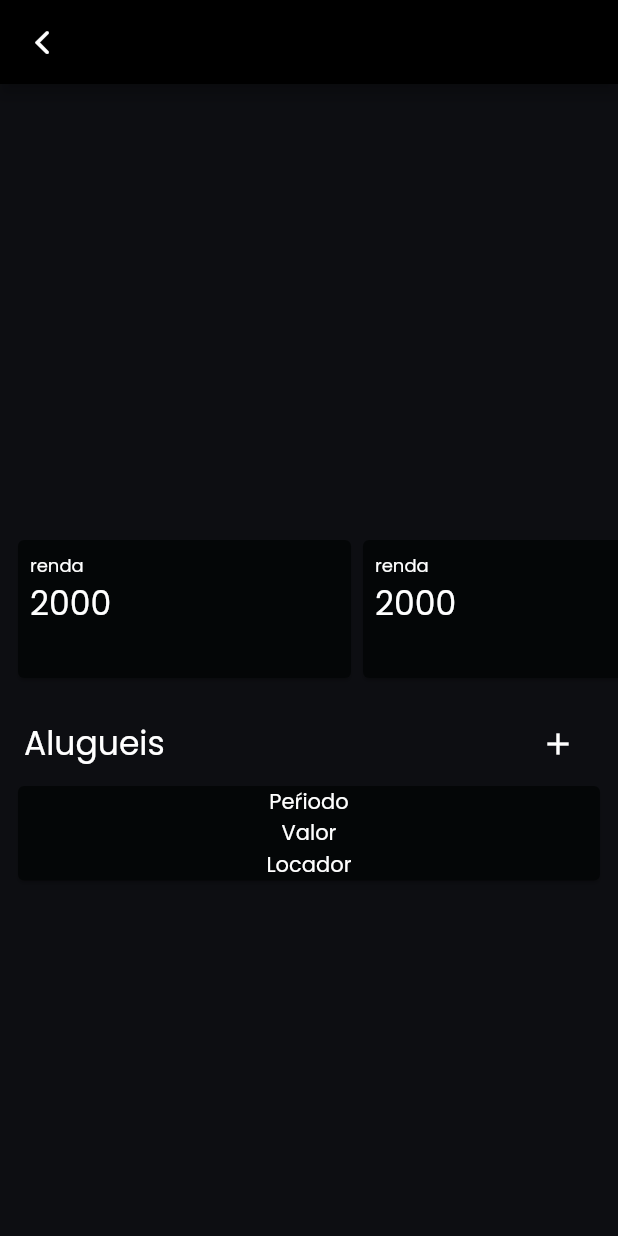
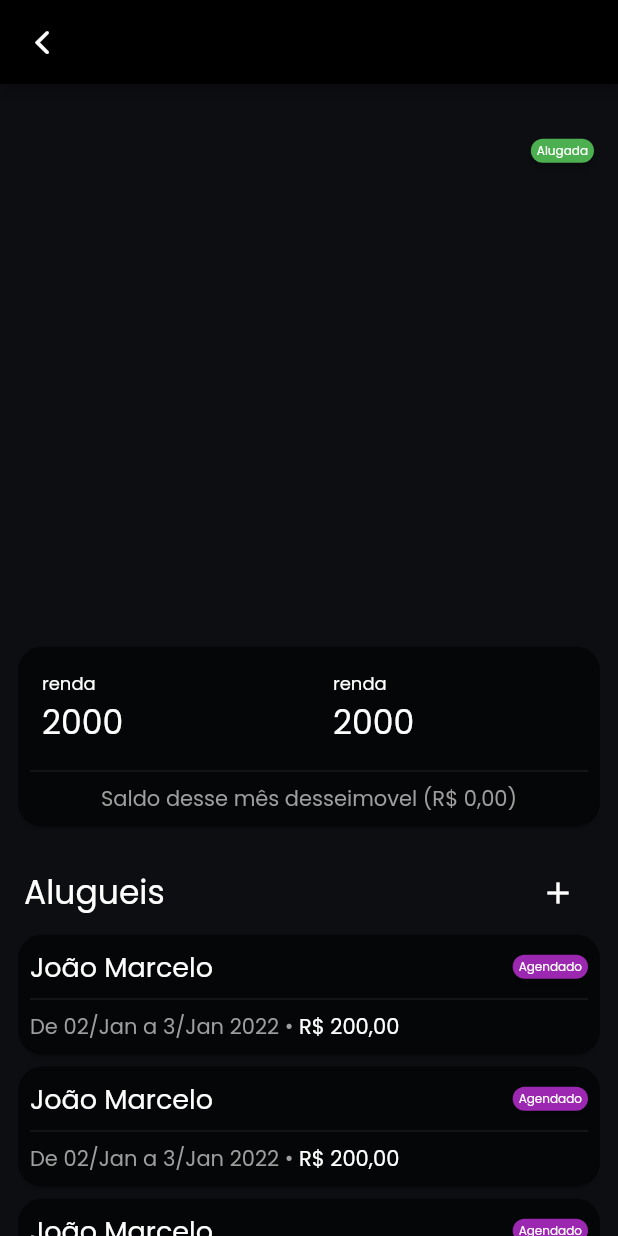
Before and after one commit to juliobissoli/RenterApp, a Flutter app: the PropertieDetail screen opened directly with empty values, on a phone screen of 412 x 824 dp. Run offline on Flutter 3.47's test engine with Material 2 defaults, Android fonts, the light colour scheme and no system bars; drawn by our look-alikes of badges; our stand-ins replace google_fonts, kiwi; network calls fail.

Commit message:
Definição do layout do propertieDetail

```diff
--- /dev/null
+++ b/lib/components/communs/list-imagens.dart
@@ -0,0 +1,25 @@
+import 'package:flutter/material.dart';
+import 'package:renter_app/components/communs/image-box.dart';
+
+class ListImagens extends StatelessWidget {
+  final List<String> list;
+  final double? size;
+  final Axis? modeView;
+  final EdgeInsets? padding;
+  ListImagens(
+      {Key? key, required this.list, this.size, this.modeView, this.padding});
+
+  @override
+  Widget build(BuildContext context) {
+    return ListView(
+      padding: padding ?? const EdgeInsets.all(16.0),
+      scrollDirection: this.modeView ?? Axis.horizontal,
+      children: list
+          .map((el) => Padding(
+                padding: const EdgeInsets.only(right: 16.0),
+                child: ImageBox(url_image: el, size: this.size ?? 60),
+              ))
+          .toList(),
+    );
+  }
+}
--- /dev/null
+++ b/lib/components/communs/title-subtitle.dart
@@ -0,0 +1,15 @@
+import 'package:flutter/widgets.dart';
+
+class TitleSubtitle extends StatelessWidget {
+  @override
+  Widget build(BuildContext context) {
+    return Column(
+      // mainAxisAlignment: MainAxisAlignment.end,
+      crossAxisAlignment: CrossAxisAlignment.start,
+      children: [
+        Text('renda', style: TextStyle(fontSize: 12)),
+        Text('2000', style: TextStyle(fontSize: 22))
+      ],
+    );
+  }
+}
--- /dev/null
+++ b/lib/components/propertie/badge-propertie.dart
@@ -0,0 +1,52 @@
+import 'package:badges/badges.dart';
+import 'package:flutter/material.dart';
+import 'package:renter_app/interfaces/status.dart';
+
+class BadgePropertie extends StatelessWidget {
+  final PropertiesStatus status;
+
+  BadgePropertie({Key? key, required this.status}) : super();
+
+  @override
+  Color handleGetBadjeColor(PropertiesStatus? status) {
+    switch (status) {
+      case PropertiesStatus.RENTED:
+        return Colors.green;
+
+      case PropertiesStatus.MAINTENANCE:
+        return Colors.red;
+
+      case PropertiesStatus.DISABLED:
+        return Colors.grey;
+      default:
+        return Colors.grey;
+    }
+  }
+
+  String handleGetBadjeLabel(PropertiesStatus? status) {
+    switch (status) {
+      case PropertiesStatus.RENTED:
+        return 'Alugada';
+
+      case PropertiesStatus.MAINTENANCE:
+        return 'Manutenção';
+
+      case PropertiesStatus.DISABLED:
+        return 'Desativada';
+      default:
+        return '--';
+    }
+  }
+
+  Widget build(BuildContext context) {
+    return Badge(
+      toAnimate: false,
+      shape: BadgeShape.square,
+      padding: const EdgeInsets.symmetric(horizontal: 4, vertical: 2),
+      badgeColor: handleGetBadjeColor(this.status),
+      borderRadius: BorderRadius.circular(8),
+      badgeContent:
+          Text(handleGetBadjeLabel(this.status), style: TextStyle(fontSize: 8)),
+    );
+  }
+}
--- /dev/null
+++ b/lib/components/propertie/rent_card.dart
@@ -0,0 +1,47 @@
+import 'package:badges/badges.dart';
+import 'package:flutter/material.dart';
+
+class RentCard extends StatelessWidget {
+  @override
+  Widget build(BuildContext context) {
+    return Card(
+      child: Padding(
+        padding: const EdgeInsets.all(8.0),
+        child: Column(
+          children: [
+            Row(
+              mainAxisAlignment: MainAxisAlignment.spaceBetween,
+              children: [
+                Text(
+                  'João Marcelo',
+                  style: TextStyle(fontSize: 18),
+                ),
+                Badge(
+                  toAnimate: false,
+                  shape: BadgeShape.square,
+                  padding:
+                      const EdgeInsets.symmetric(horizontal: 4, vertical: 2),
+                  badgeColor: Colors.purple,
+                  borderRadius: BorderRadius.circular(8),
+                  badgeContent: Text('Agendado', style: TextStyle(fontSize: 8)),
+                )
+              ],
+            ),
+            Divider(),
+            Row(
+              children: [
+                // Divider(),
+                Text(
+                  'De 02/Jan a 3/Jan 2022 • ',
+                  style: TextStyle(color: Colors.grey),
+                ),
+
+                Text('R\$ 200,00')
+              ],
+            )
+          ],
+        ),
+      ),
+    );
+  }
+}
--- a/lib/scream/propertie_detail.dart
+++ b/lib/scream/propertie_detail.dart
@@ -5,8 +5,13 @@ import 'package:renter_app/components/communs/car-buttom.dart';
 import 'package:renter_app/components/communs/card-secondary.dart';
 import 'package:renter_app/components/communs/carrocel_image.dart';
 import 'package:renter_app/components/communs/circular_indicator_default.dart';
+import 'package:renter_app/components/communs/image-box.dart';
+import 'package:renter_app/components/communs/list-imagens.dart';
 import 'package:renter_app/components/communs/title-buttom.dart';
+import 'package:renter_app/components/communs/title-subtitle.dart';
 import 'package:renter_app/components/home/card_balance_propertie.dart';
+import 'package:renter_app/components/propertie/badge-propertie.dart';
+import 'package:renter_app/components/propertie/rent_card.dart';
 import 'package:renter_app/core/controller/properties-controller.dart';
 import 'package:renter_app/core/models/propertie-model.dart';
 import 'package:renter_app/interfaces/status.dart';
@@ -43,7 +48,7 @@ class _PropertieDetailState extends State<PropertieDetail> {
 
     return Scaffold(
         appBar: AppBar(
-            title: Text(propertie_controller.propertirDtatil?.label ?? ''),
+            // title: Text(propertie_controller.propertirDtatil?.label ?? ''),
             leading: IconButton(
           icon: Icon(CupertinoIcons.back),
           onPressed: () => Navigator.of(context).pop(),
@@ -58,58 +63,118 @@ class _PropertieDetailState extends State<PropertieDetail> {
               //  ];
             } else {
               //  children: [
-              return SafeArea(
+              return SingleChildScrollView(
                 child: Column(children: [
-                  Container(
-                    width: double.infinity,
-                    height: 300,
-                    child: CarouselImages(
-                        list:
-                            propertie_controller.propertirDtatil?.images ?? []),
+                  Padding(
+                    padding: const EdgeInsets.all(16.0),
+                    child: Row(
+                      mainAxisAlignment: MainAxisAlignment.spaceBetween,
+                      children: [
+                        Column(
+                          crossAxisAlignment: CrossAxisAlignment.start,
+                          children: [
+                            Text(
+                              propertie_controller.propertirDtatil?.label ?? '',
+                              style: TextStyle(
+                                  fontSize: 24, fontWeight: FontWeight.w200),
+                            ),
+                            Text(
+                              propertie_controller
+                                      .propertirDtatil?.address.label ??
+                                  '',
+                              style: TextStyle(color: Colors.grey),
+                            ),
+                          ],
+                        ),
+                        BadgePropertie(
+                            status: this
+                                    .propertie_controller
+                                    .propertirDtatil
+                                    ?.status ??
+                                PropertiesStatus.RENTED)
+                      ],
+                    ),
                   ),
                   Container(
                     width: double.infinity,
-                    height: MediaQuery.of(context).size.height - 400,
-                    child: ListView(
+                    height: MediaQuery.of(context).size.width - 130,
+                    child: ListImagens(
+                      list: propertie_controller.propertirDtatil?.images ?? [],
+                      size: 230,
+                    ),
+                  ),
+                  // Container(
+                  //   width: double.infinity,
+                  //   height: 300,
+                  //   child: CarouselImages(
+                  //       list:
+                  //           propertie_controller.propertirDtatil?.images ?? []),
+                  // ),
+                  Padding(
+                    padding: const EdgeInsets.symmetric(horizontal: 8.0),
+                    child: Card(
+                      child: Padding(
+                        padding: const EdgeInsets.all(8),
+                        child: Column(
                           children: [
-                        Container(
-                          height: 100,
-                          child: ListView(
-                            scrollDirection: Axis.horizontal,
-                            padding: const EdgeInsets.symmetric(horizontal: 8.0),
+                            Row(
+                              mainAxisAlignment: MainAxisAlignment.spaceAround,
                               children: [
-                              CardBalancePropertie(),
-                              CardBalancePropertie()
+                                Expanded(
+                                  child: Padding(
+                                      padding: const EdgeInsets.all(8),
+                                      child: TitleSubtitle()),
+                                ),
+                                VerticalDivider(
+                                  color: Colors.red,
+                                ),
+                                Expanded(
+                                    child: Padding(
+                                  padding: const EdgeInsets.all(8),
+                                  child: TitleSubtitle(),
+                                ))
+                              ],
+                            ),
+                            Divider(),
+                            Text(
+                              'Saldo desse mês desseimovel (R\$ 0,00)',
+                              style: TextStyle(color: Colors.grey),
+                            ),
                           ],
                         ),
                       ),
-                      SizedBox(height: 16,),
+                    ),
+                  ),
+
+                  SizedBox(
+                    height: 16,
+                  ),
                   Padding(
                     padding: const EdgeInsets.symmetric(horizontal: 16.0),
                     child: Row(
                       mainAxisAlignment: MainAxisAlignment.spaceBetween,
                       children: [
-                              Text('Alugueis', style: TextStyle(fontSize: 22),),
-                              IconButton(onPressed: (){print('Add aluguel');}, icon: Icon(Icons.add))
+                        Text(
+                          'Alugueis',
+                          style: TextStyle(fontSize: 22),
+                        ),
+                        IconButton(
+                            onPressed: () {
+                              print('Add aluguel');
+                            },
+                            icon: Icon(Icons.add))
                       ],
                     ),
                   ),
                   Padding(
                       padding: const EdgeInsets.symmetric(horizontal: 8.0),
-                        child: Card(
-                          child: Column(
-                            children: [
-                              Text('Peŕiodo'),
-                              Text('Valor'),
-                              Text('Locador'),
-                              ],
-                          ),
-                          ),
-                      )
-                      ],
-                    ),
-
-                  )
+                      child: RentCard()),
+                  Padding(
+                      padding: const EdgeInsets.symmetric(horizontal: 8.0),
+                      child: RentCard()),
+                  Padding(
+                      padding: const EdgeInsets.symmetric(horizontal: 8.0),
+                      child: RentCard())
                 ]),
               );
               // Center(
--- a/lib/theme.dart
+++ b/lib/theme.dart
@@ -16,7 +16,12 @@ class CustimTheme {
       // fontFamily: GoogleFonts.poppins(),
 
       textTheme: GoogleFonts.poppinsTextTheme().apply(bodyColor: Colors.white),
-      cardTheme: CardTheme(color: Color(0xFF040607)),
+      cardTheme: CardTheme(
+        color: Color(0xFF040607),
+        shape: RoundedRectangleBorder(
+          borderRadius: BorderRadius.circular(16),
+        ),
+      ),
       appBarTheme: AppBarTheme(
         backgroundColor: Colors.black,
       ));
```
Lines whose indentation alone changed are shown as unchanged.
